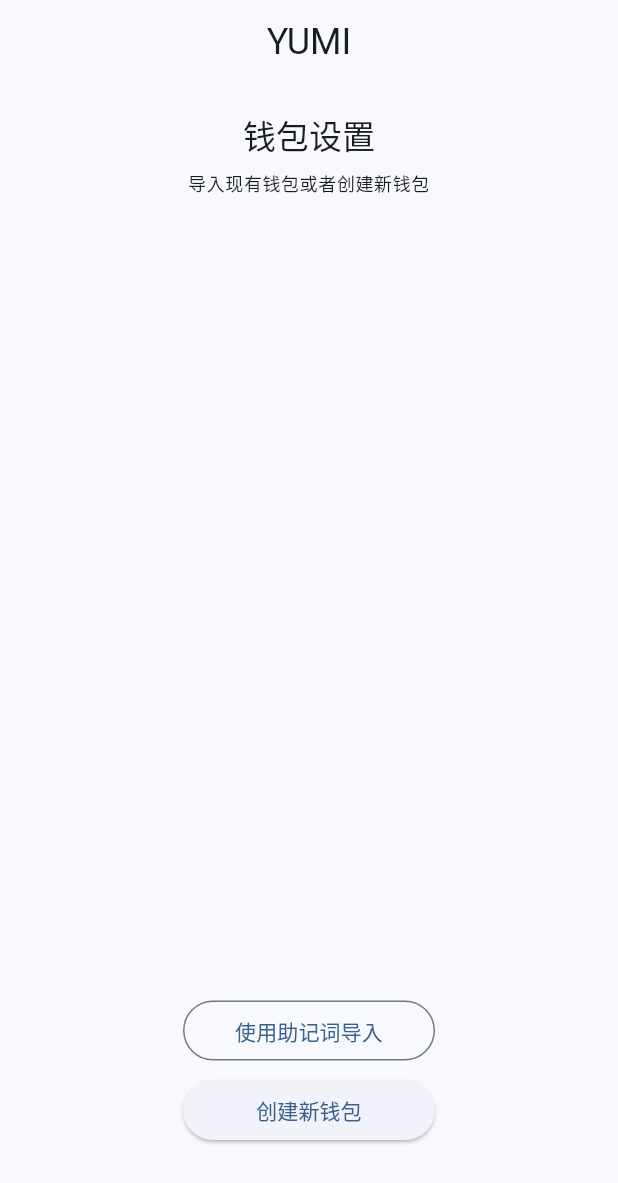
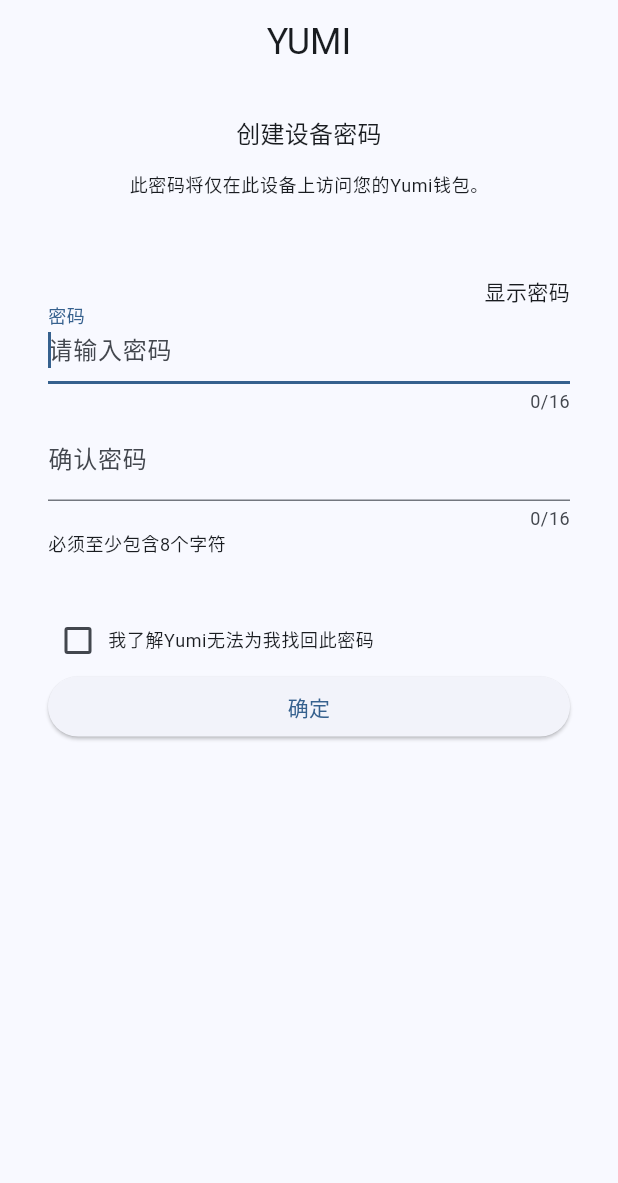
Before and after one commit to leege100/yumi, a Flutter app: the screen it shows after launch, on a phone screen of 412 x 824 dp. Shown: the top 1183 px of the screen. Run offline on Flutter 3.47's test engine with Material 2 defaults, Android fonts, the phone set to English and light mode, and no system bars; missing offline and left inert: bip39.

Commit message:
add password page

```diff
--- a/lib/src/com/yumi/wallet/generate_memo.dart
+++ b/lib/src/com/yumi/wallet/generate_memo_page.dart
@@ -30,7 +30,7 @@ class _GenerateMemoPageState extends State<GenerateMemoPage> {
         ),
       ),
       body: Padding(
-        padding: const EdgeInsets.symmetric(horizontal: 16),
+        padding: const EdgeInsets.symmetric(horizontal: 32),
         //apply padding horizontal or vertical only
         child: Column(
           children: [
--- a/lib/src/com/yumi/wallet/login_landing_page.dart
+++ b/lib/src/com/yumi/wallet/login_landing_page.dart
@@ -58,7 +58,7 @@ class _LoginLandingPageState extends State<LoginLandingPage> {
                 const SizedBox(height: 5),
                 ElevatedButton(
                     onPressed: () {
-                      Navigator.of(context).pushNamed(Routes.generateMemo);
+                      Navigator.of(context).pushNamed(Routes.loginPassword);
                     },
                     child: const SizedBox(
                       width: 120,
--- a/lib/src/com/yumi/wallet/login_password_page.dart
+++ b/lib/src/com/yumi/wallet/login_password_page.dart
@@ -0,0 +1,150 @@
+import 'package:flutter/material.dart';
+import 'package:yumi/src/com/yumi/wallet/routes.dart';
+import 'package:yumi/src/com/yumi/wallet/strings.dart';
+
+class LoginPasswordPage extends StatefulWidget {
+  const LoginPasswordPage({super.key});
+
+  @override
+  State<StatefulWidget> createState() {
+    return _LoginPasswordPageState();
+  }
+}
+
+class _LoginPasswordPageState extends State<LoginPasswordPage> {
+  static const int pwdMinLength = 8;
+  bool _checked = false;
+  bool _obscureText = true;
+  String _password = "";
+  String _confirmPassword = "";
+
+  @override
+  Widget build(BuildContext context) {
+    return Scaffold(
+      appBar: AppBar(
+        backgroundColor: Colors.transparent,
+        centerTitle: true,
+        title: Text(
+          Strings.applicationName,
+          style: Theme.of(context).textTheme.headlineSmall,
+          textAlign: TextAlign.center,
+        ),
+      ),
+      body: Padding(
+        padding: const EdgeInsets.symmetric(horizontal: 32),
+        //apply padding horizontal or vertical only
+        child: Column(
+          children: [
+            const SizedBox(height: 20),
+            Text(
+              Strings.createPassword,
+              style: Theme.of(context).textTheme.titleMedium,
+              textAlign: TextAlign.center,
+            ),
+            const SizedBox(height: 15),
+            Text(
+              Strings.createPasswordDesc,
+              style: Theme.of(context).textTheme.bodySmall,
+              textAlign: TextAlign.start,
+            ),
+            const SizedBox(height: 52),
+            GestureDetector(
+              onTap: () {
+                setState(() {
+                  _obscureText = !_obscureText;
+                });
+              },
+              child: SizedBox(
+                width: double.infinity,
+                child: Text(
+                    _obscureText ? Strings.showPassword : Strings.hidePassword,
+                    textAlign: TextAlign.end),
+              ),
+            ),
+            TextField(
+              autofocus: true,
+              obscureText: _obscureText,
+              maxLength: 16,
+              keyboardType: TextInputType.visiblePassword,
+              onChanged: (value) {
+                _password = value;
+              },
+              decoration: const InputDecoration(
+                  contentPadding: EdgeInsets.only(top:0, bottom: 12),
+                  labelText: Strings.password,
+                  hintText: Strings.passwordHint),
+            ),
+            TextField(
+              obscureText: _obscureText,
+              maxLength: 16,
+              keyboardType: TextInputType.visiblePassword,
+              onChanged: (value) {
+                _confirmPassword = value;
+              },
+              decoration: const InputDecoration(
+                  contentPadding: EdgeInsets.only(top:6, bottom: 12),
+                  labelText: Strings.confirmPassword,
+                  hintText: Strings.confirmPasswordHint),
+            ),
+            Row(
+              children: [
+                Text(
+                  Strings.atLeast8Chars,
+                  style: Theme.of(context).textTheme.bodySmall,
+                  textAlign: TextAlign.start,
+                ),
+              ],
+            ),
+
+            const SizedBox(height: 36),
+            Row(
+              children: [
+                Checkbox(
+                  value: _checked,
+                  materialTapTargetSize: MaterialTapTargetSize.shrinkWrap,
+                  activeColor: Colors.blueGrey, //选中时的颜色
+                  onChanged: (value) {
+                    setState(() {
+                      _checked = value!;
+                    });
+                  },
+                ),
+                Text(
+                    Strings.confirmCannotRestorePassword,
+                    style: Theme.of(context).textTheme.bodySmall,
+                )
+              ],
+            ),
+            ElevatedButton(
+                onPressed: () {
+                  if (_password.isEmpty || _password.length < pwdMinLength) {
+                    ScaffoldMessenger.of(context).showSnackBar(
+                      const SnackBar(content: Text(Strings.passwordLengthShouldAtLeast8)),
+                    );
+                    return;
+                  }
+                  if (_password != _confirmPassword) {
+                    ScaffoldMessenger.of(context).showSnackBar(
+                      const SnackBar(content: Text(Strings.passwordShouldSame)),
+                    );
+                    return;
+                  }
+                  if(!_checked) {
+                    ScaffoldMessenger.of(context).showSnackBar(
+                      const SnackBar(content: Text(Strings.pleaseConfirmCannotRestorePassword)),
+                    );
+                    return;
+                  }
+                  Navigator.of(context).pushNamed(Routes.generateMemo);
+                },
+                child: const SizedBox(
+                  width: double.infinity,
+                  child:
+                      Text(Strings.confirm, textAlign: TextAlign.center),
+                ))
+          ],
+        ),
+      ),
+    );
+  }
+}
--- a/lib/src/com/yumi/wallet/main.dart
+++ b/lib/src/com/yumi/wallet/main.dart
@@ -1,15 +1,17 @@
 import 'package:flutter/material.dart';
 import 'package:yumi/src/com/yumi/wallet/login_landing_page.dart';
+import 'package:yumi/src/com/yumi/wallet/login_password_page.dart';
 import 'package:yumi/src/com/yumi/wallet/routes.dart';
 
-import 'generate_memo.dart';
+import 'generate_memo_page.dart';
 
 void main() {
-  runApp(const YumiApp());
+  runApp(YumiApp());
 }
 
 class YumiApp extends StatelessWidget {
-  const YumiApp({super.key});
+  YumiApp({super.key});
+  bool hasCreatedPassword = false;
 
   @override
   Widget build(BuildContext context) {
@@ -19,9 +21,11 @@ class YumiApp extends StatelessWidget {
         colorScheme: ColorScheme.fromSeed(seedColor: Colors.blue),
         useMaterial3: true,
       ),
-      home: const LoginLandingPage(),
+      home: hasCreatedPassword ? const LoginLandingPage() : const LoginPasswordPage(),
       routes: <String, WidgetBuilder> {
+        Routes.loginLanding : (context) => const LoginLandingPage(),
         Routes.generateMemo : (context) => const GenerateMemoPage(),
+        Routes.loginPassword : (context) => const LoginPasswordPage(),
       },
     );
   }
--- a/lib/src/com/yumi/wallet/routes.dart
+++ b/lib/src/com/yumi/wallet/routes.dart
@@ -1,5 +1,5 @@
 class Routes {
   static const String loginLanding = "/login_landing";
-  static const String createAccount = "/create_account";
+  static const String loginPassword = "/login_password";
   static const String generateMemo = "/generate_memo";
 }
--- a/lib/src/com/yumi/wallet/strings.dart
+++ b/lib/src/com/yumi/wallet/strings.dart
@@ -1,18 +1,33 @@
 class Strings {
 
   /// common
+  static const String applicationName = "YUMI";
   static const String nextStep = "下一步";
+  static const String confirm = "确定";
+  static const String finish = "完成";
 
-  /// login
-  static const String applicationName = "YUMI";
+  /// login_lading_page
   static const String walletSettings = "钱包设置";
   static const String importOrCreateWallet = "导入现有钱包或者创建新钱包";
   static const String useMnemonicPhrase = "使用助记词导入";
   static const String createNewWallet = "创建新钱包";
 
+  /// login_password
+  static const String createPassword = "创建设备密码";
+  static const String createPasswordDesc = "此密码将仅在此设备上访问您的Yumi钱包。";
+  static const String password = "密码";
+  static const String passwordHint = "请输入密码";
+  static const String confirmPassword = "确认密码";
+  static const String confirmPasswordHint = "请再次输入密码";
+  static const String showPassword = "显示密码";
+  static const String hidePassword = "隐藏密码";
+  static const String atLeast8Chars = "必须至少包含8个字符";
+  static const String confirmCannotRestorePassword = "我了解Yumi无法为我找回此密码";
+  static const String pleaseConfirmCannotRestorePassword = "请勾选Yumi无法为您找回此密码";
+  static const String passwordLengthShouldAtLeast8 = "密码位数不能少于8位";
+  static const String passwordShouldSame = "两次输入的密码不一致，请重新输入";
+
   /// create
   static const String writeDownYourMemo = "请写下你的助记词";
   static const String memoPhraseDesc = "这是您的助记词，请将它写在纸上并存放在安全的地方。您将在下一步中重新输入此助记词（按顺序）。";
-
-
 }
```
